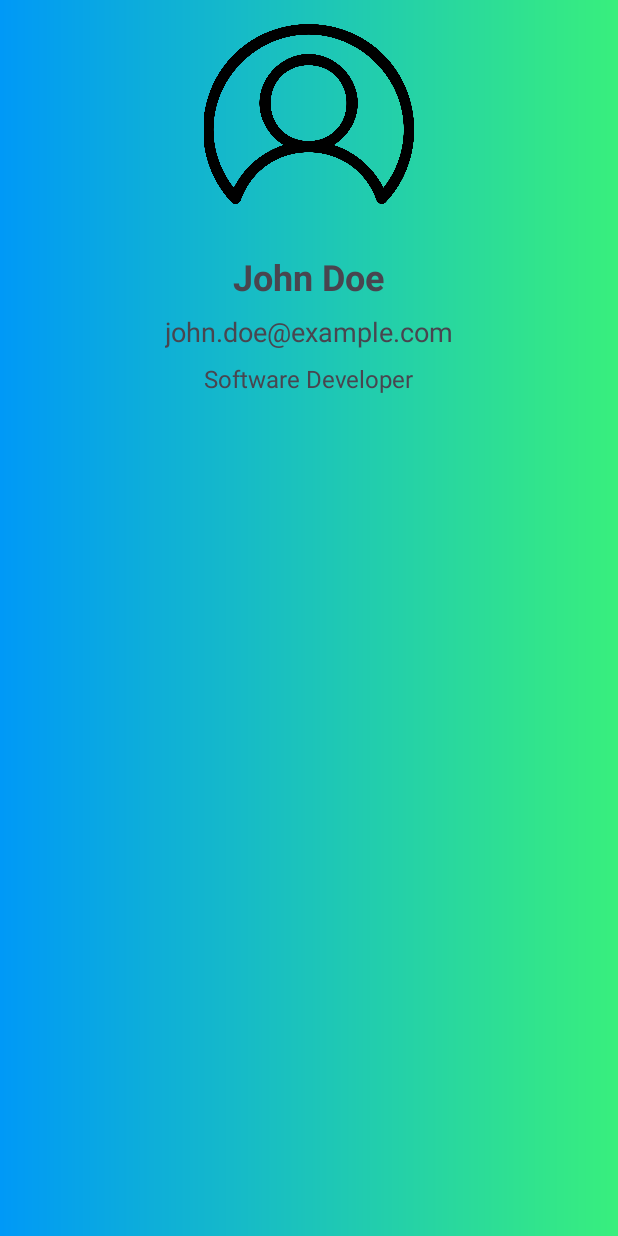
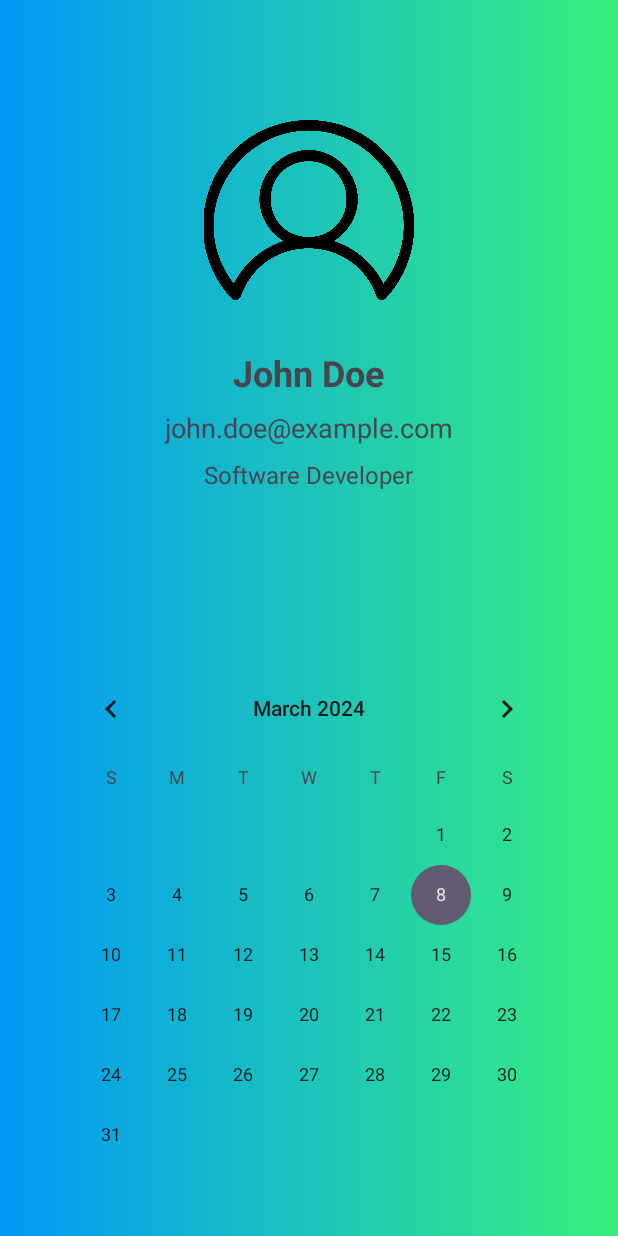
Before and after one commit to Xentomm/Patient-Mobile-App, an Android app: the MainActivity screen opened directly, with no data from a screen before it, on a phone screen of 412 x 824 dp. Run offline under Robolectric (Android 15) with nearby library versions, the phone set to English and light mode, and no system bars.

Commit message:
calendar

```diff
--- a/app/src/main/AndroidManifest.xml
+++ b/app/src/main/AndroidManifest.xml
@@ -17,13 +17,13 @@
             android:exported="true">
             <intent-filter>
                 <action android:name="android.intent.action.MAIN" />
+
                 <category android:name="android.intent.category.LAUNCHER" />
             </intent-filter>
         </activity>
         <activity
             android:name=".MainActivity"
-            android:exported="true">
-        </activity>
+            android:exported="true" />
     </application>
 
 </manifest>
--- a/app/src/main/java/com/example/patientmobileapp/MainActivity.java
+++ b/app/src/main/java/com/example/patientmobileapp/MainActivity.java
@@ -1,7 +1,6 @@
 package com.example.patientmobileapp;
 
 import androidx.appcompat.app.AppCompatActivity;
-
 import android.os.Bundle;
 import android.widget.ImageView;
 import android.widget.TextView;
--- a/app/src/main/res/layout/activity_main.xml
+++ b/app/src/main/res/layout/activity_main.xml
@@ -7,10 +7,12 @@
     tools:context=".MainActivity"
     android:background="@drawable/gradient">
 
-    <RelativeLayout xmlns:android="http://schemas.android.com/apk/res/android"
+    <RelativeLayout
+        android:id="@+id/topLayout"
         android:layout_width="match_parent"
-        android:layout_height="match_parent"
-        android:padding="16dp">
+        android:layout_height="wrap_content"
+        android:padding="16dp"
+        app:layout_constraintTop_toTopOf="parent">
 
         <ImageView
             android:id="@+id/userIcon"
@@ -19,7 +21,8 @@
             android:src="@drawable/default_user_icon"
             android:scaleType="centerCrop"
             android:layout_centerHorizontal="true"
-            android:layout_marginBottom="16dp"/>
+            android:layout_marginBottom="16dp"
+            android:layout_marginTop="64dp"/>
 
         <TextView
             android:id="@+id/userName"
@@ -54,4 +57,20 @@
 
     </RelativeLayout>
 
+    <CalendarView
+        android:id="@+id/calendarView"
+        android:layout_width="wrap_content"
+        android:layout_height="wrap_content"
+        app:layout_constraintBottom_toBottomOf="parent"
+        app:layout_constraintStart_toStartOf="parent"
+        app:layout_constraintEnd_toEndOf="parent"
+        android:layout_marginBottom="16dp"
+        android:layout_marginTop="64dp"
+        app:layout_constraintTop_toBottomOf="@id/topLayout"/>
+
+    <androidx.viewpager.widget.ViewPager
+        android:id="@+id/viewPager"
+        android:layout_width="match_parent"
+        android:layout_height="match_parent" />
+
 </androidx.constraintlayout.widget.ConstraintLayout>
```
Also changed, not shown: app/src/main/res/layout/activity_login.xml (+16 -14 lines), app/src/main/res/values/strings.xml (+13 -0 lines).
